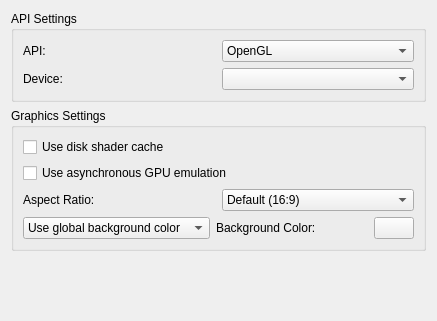
rorrim-rorrim/eden-alt, file src/yuzu/configuration/configure_graphics.ui: the form before one commit.
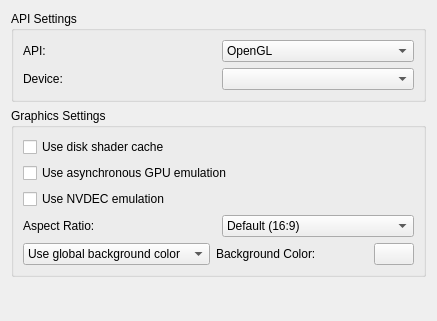
The form after the commit.

Commit message: video_core: NVDEC Implementation

Diff of the .ui file:
```diff
--- a/src/yuzu/configuration/configure_graphics.ui
+++ b/src/yuzu/configuration/configure_graphics.ui
@@ -97,6 +97,13 @@
           </property>
          </widget>
         </item>
+        <item>
+         <widget class="QCheckBox" name="use_nvdec_emulation">
+          <property name="text">
+           <string>Use NVDEC emulation</string>
+          </property>
+         </widget>
+        </item>
         <item>
          <widget class="QWidget" name="aspect_ratio_layout" native="true">
           <layout class="QHBoxLayout" name="horizontalLayout_6">
```
The commit also changes 52 other files.
